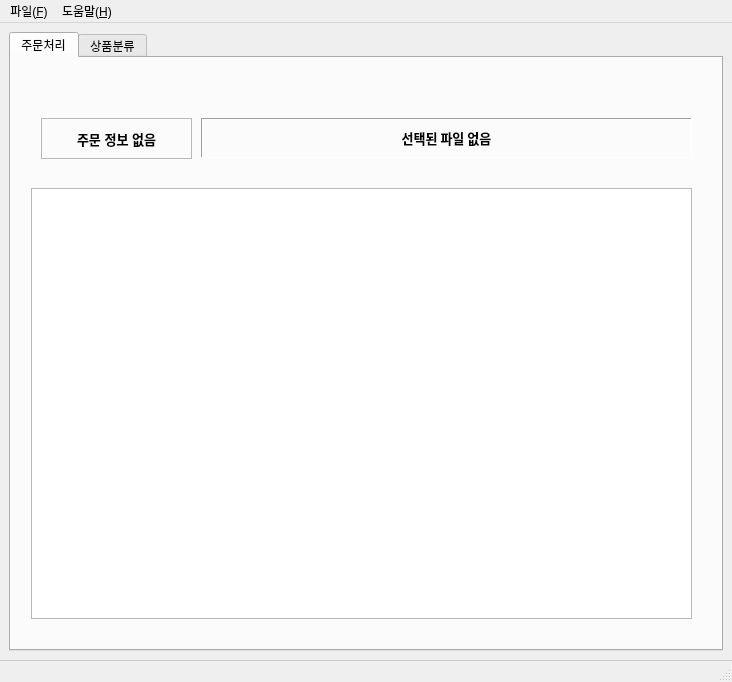
Old version of the form ui/main_window.ui in the repository Peanut0711/easy-fulfill.
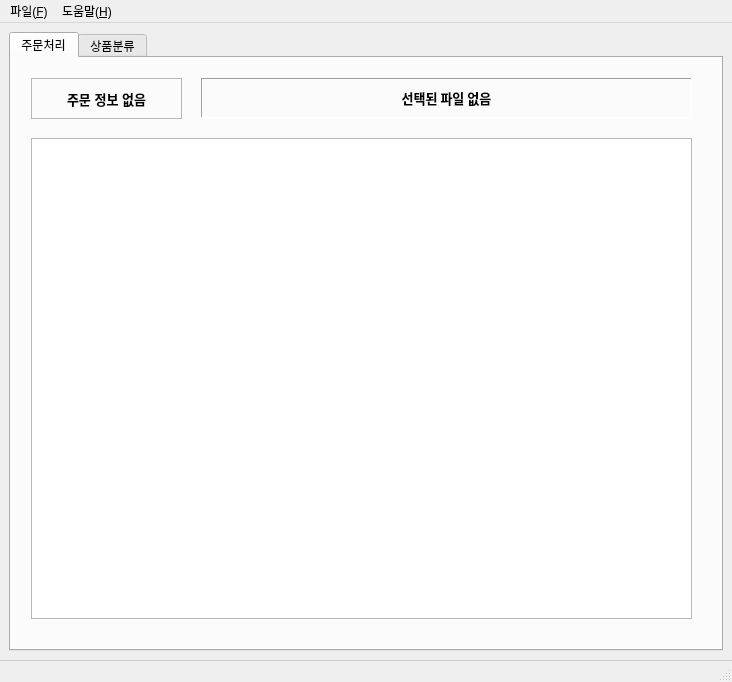
New version of the form.

Commit message: ui 배치 수정

The edit to the form file:
```diff
--- a/ui/main_window.ui
+++ b/ui/main_window.ui
@@ -36,7 +36,7 @@
         <property name="geometry">
          <rect>
           <x>190</x>
-          <y>60</y>
+          <y>20</y>
           <width>491</width>
           <height>40</height>
          </rect>
@@ -80,17 +80,17 @@
         <property name="geometry">
          <rect>
           <x>20</x>
-          <y>130</y>
+          <y>80</y>
           <width>661</width>
-          <height>431</height>
+          <height>481</height>
          </rect>
         </property>
        </widget>
        <widget class="QLabel" name="label_logo">
         <property name="geometry">
          <rect>
-          <x>30</x>
-          <y>60</y>
+          <x>20</x>
+          <y>20</y>
           <width>151</width>
           <height>41</height>
          </rect>
```
The commit also changes 1 other file.
